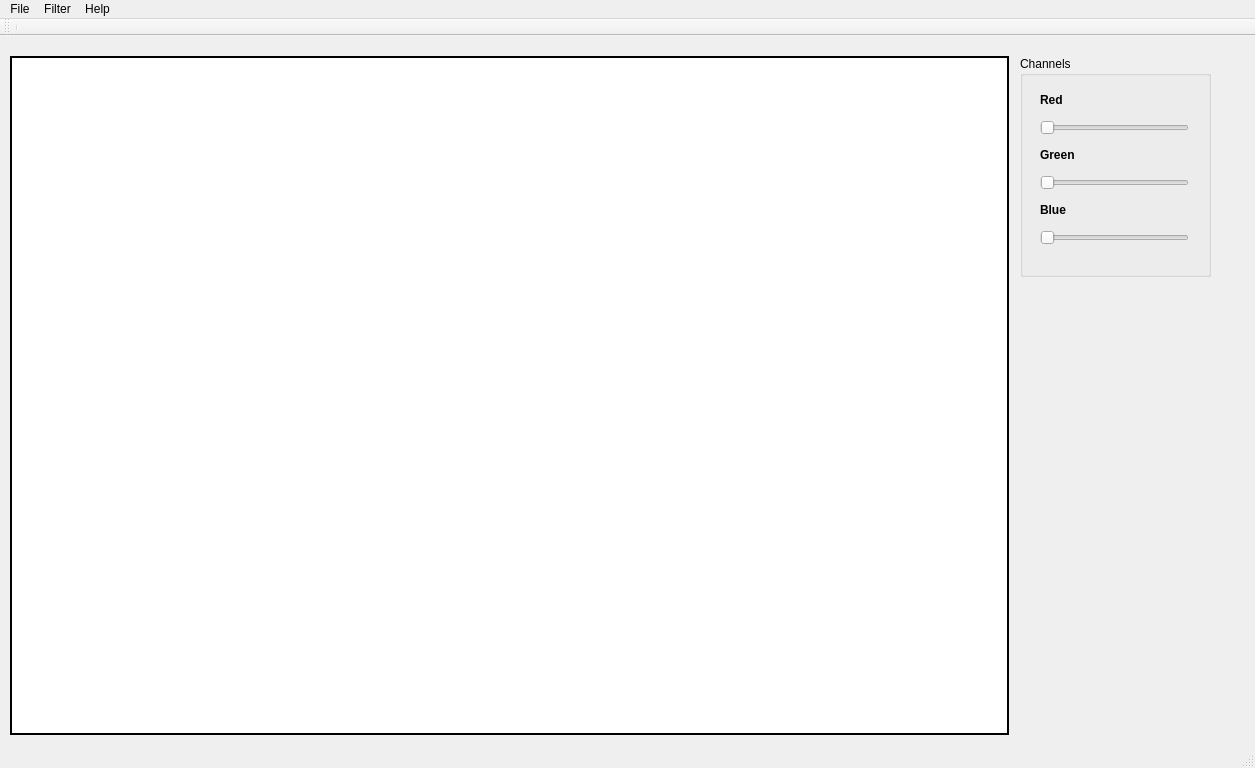
Old version of the form mainwindow.ui in the repository vikram-ma/Shredder.
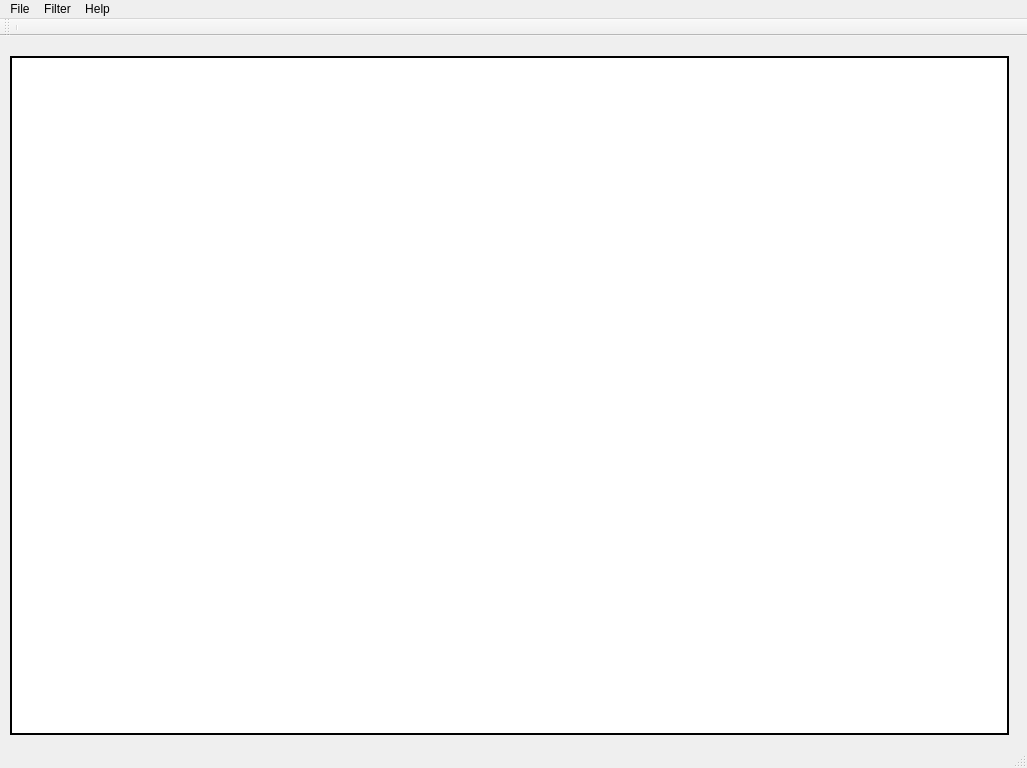
New version of the form.

Commit message: added option for face detection

Patch:
```diff
--- a/mainwindow.ui
+++ b/mainwindow.ui
@@ -6,7 +6,7 @@
    <rect>
     <x>0</x>
     <y>0</y>
-    <width>1255</width>
+    <width>1027</width>
     <height>768</height>
    </rect>
   </property>
@@ -63,107 +63,13 @@
      <number>0</number>
     </property>
    </widget>
-   <widget class="QGroupBox" name="groupBox">
-    <property name="geometry">
-     <rect>
-      <x>1020</x>
-      <y>20</y>
-      <width>191</width>
-      <height>221</height>
-     </rect>
-    </property>
-    <property name="title">
-     <string>Channels</string>
-    </property>
-    <widget class="QWidget" name="verticalLayoutWidget">
-     <property name="geometry">
-      <rect>
-       <x>9</x>
-       <y>19</y>
-       <width>171</width>
-       <height>181</height>
-      </rect>
-     </property>
-     <layout class="QVBoxLayout" name="verticalLayout">
-      <item>
-       <widget class="QLabel" name="label">
-        <property name="font">
-         <font>
-          <weight>75</weight>
-          <bold>true</bold>
-         </font>
-        </property>
-        <property name="text">
-         <string>Red</string>
-        </property>
-       </widget>
-      </item>
-      <item>
-       <widget class="QSlider" name="redSlider">
-        <property name="maximum">
-         <number>255</number>
-        </property>
-        <property name="orientation">
-         <enum>Qt::Horizontal</enum>
-        </property>
-       </widget>
-      </item>
-      <item>
-       <widget class="QLabel" name="label_2">
-        <property name="font">
-         <font>
-          <weight>75</weight>
-          <bold>true</bold>
-         </font>
-        </property>
-        <property name="text">
-         <string>Green</string>
-        </property>
-       </widget>
-      </item>
-      <item>
-       <widget class="QSlider" name="greenSlider">
-        <property name="maximum">
-         <number>255</number>
-        </property>
-        <property name="orientation">
-         <enum>Qt::Horizontal</enum>
-        </property>
-       </widget>
-      </item>
-      <item>
-       <widget class="QLabel" name="label_3">
-        <property name="font">
-         <font>
-          <weight>75</weight>
-          <bold>true</bold>
-         </font>
-        </property>
-        <property name="text">
-         <string>Blue</string>
-        </property>
-       </widget>
-      </item>
-      <item>
-       <widget class="QSlider" name="blueSlider">
-        <property name="maximum">
-         <number>255</number>
-        </property>
-        <property name="orientation">
-         <enum>Qt::Horizontal</enum>
-        </property>
-       </widget>
-      </item>
-     </layout>
-    </widget>
-   </widget>
   </widget>
   <widget class="QMenuBar" name="menuBar">
    <property name="geometry">
     <rect>
      <x>0</x>
      <y>0</y>
-     <width>1255</width>
+     <width>1027</width>
      <height>26</height>
     </rect>
    </property>
```
Left out of the diff: 30 changed lines with no effect on the pictures.
